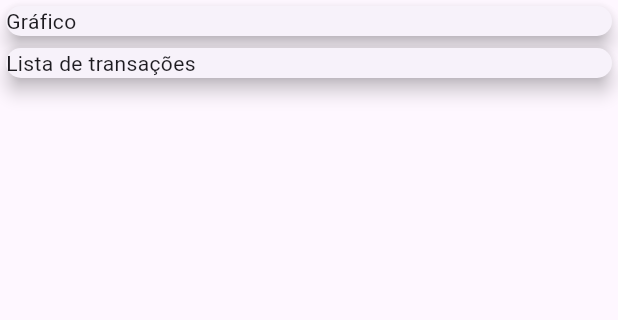
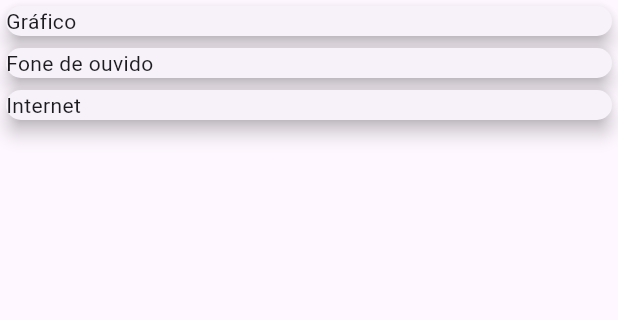
Before and after one commit to mateusalmeiida/despesas-pessoais-flutter, a Flutter app: the screen it shows after launch, on a phone screen of 412 x 824 dp, the part 84-404 px from its top. Run offline on Flutter 3.47's test engine with Material 3 defaults, Android fonts, the phone set to English and light mode, and no system bars.

Commit message:
Lista de Transactions é exibida na tela;

```diff
--- a/lib/main.dart
+++ b/lib/main.dart
@@ -41,17 +41,18 @@ class MyHomePage extends StatelessWidget {
         body: Column(
           crossAxisAlignment: CrossAxisAlignment.stretch,
           children: [
-            Container(
-              child: Card(
-                elevation: 5,
-                child: Text('Gráfico'),
-              ),
+            Card(
+              elevation: 5,
+              child: Text('Gráfico'),
             ),
-            Container(
-              child: Card(
-                elevation: 5,
-                child: Text('Lista de transações'),
-              ),
+            Column(
+              crossAxisAlignment: CrossAxisAlignment.stretch,
+              children: _transactions.map((tr) {
+                return Card(
+                  elevation: 5,
+                  child: Text(tr.title),
+                );
+              }).toList(),
             )
           ],
         ));
```
